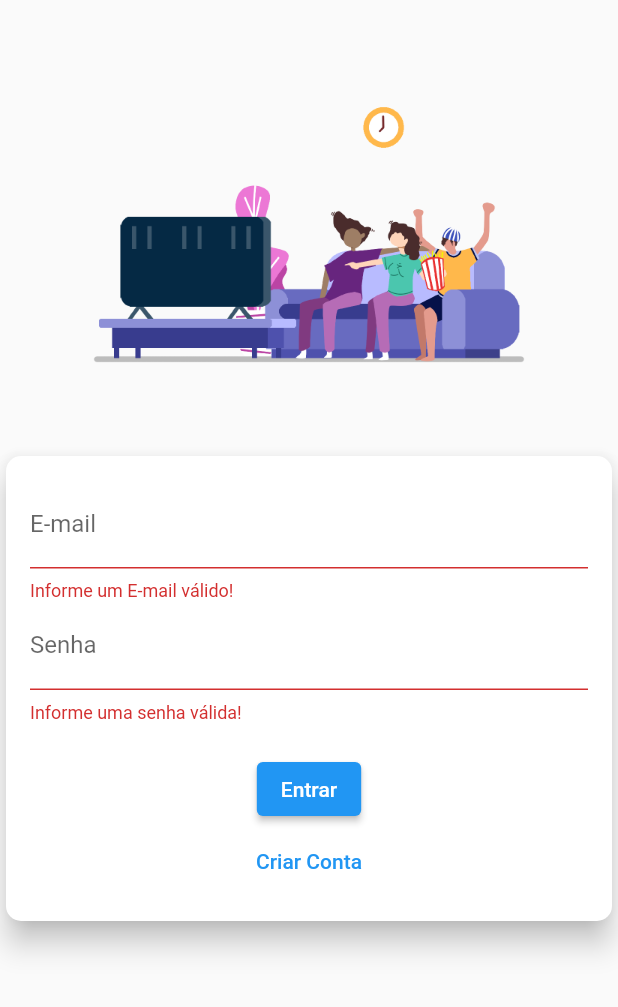
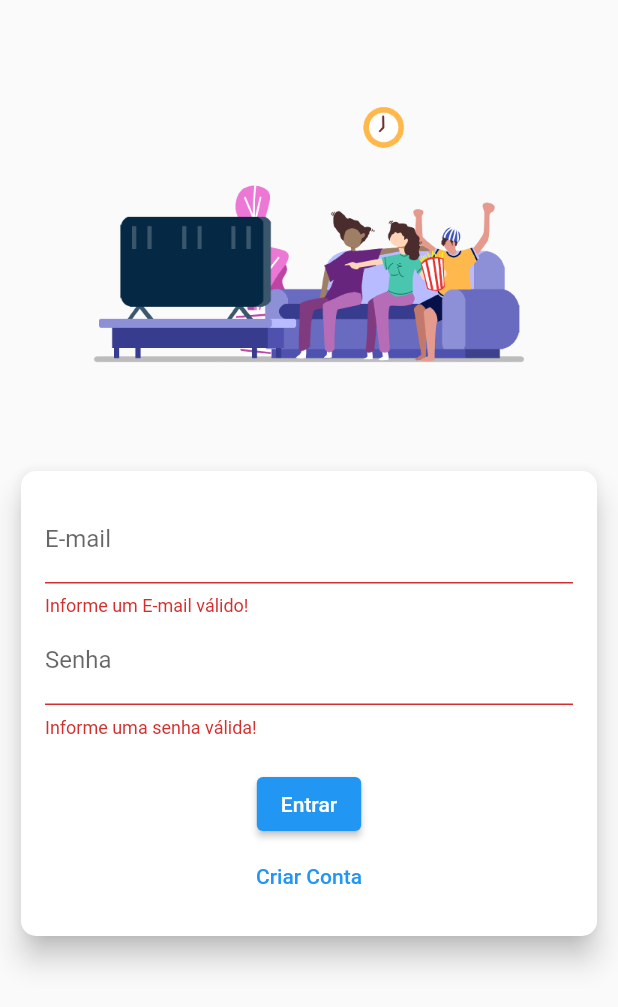
Before and after one commit to andersonsantos6/tv_project, a Flutter app: the screen it shows after launch, after a tap on "Entrar", on a phone screen of 412 x 824 dp. Shown: the top 1007 px of the screen. Run offline on Flutter 3.47's test engine with Material 2 defaults, Android fonts, the phone set to English and light mode, and no system bars; our stand-ins replace video_player; network calls fail.

Commit message:
update widgets

```diff
--- a/lib/src/components/auth_form.dart
+++ b/lib/src/components/auth_form.dart
@@ -3,6 +3,7 @@ import 'package:flutter/material.dart';
 import 'package:flutter/src/foundation/key.dart';
 import 'package:flutter/src/widgets/framework.dart';
 import 'package:provider/provider.dart';
+import 'package:tv_project_beta_01/src/exceptions/auth_exception.dart';
 import 'package:tv_project_beta_01/src/model/auth.dart';
 import 'package:tv_project_beta_01/src/utils/ux_colors.dart';
 
@@ -29,6 +30,20 @@ class _AuthFormState extends State<AuthForm> {
     });
   }
 
+  void _showErrorDialog(String msg) {
+    showDialog(
+        context: context,
+        builder: (context) => AlertDialog(
+              title: Text('Ocorreu um erro.'),
+              content: Text(msg),
+              actions: [
+                TextButton(
+                    onPressed: () => Navigator.of(context).pop(),
+                    child: Text('Fechar'))
+              ],
+            ));
+  }
+
   Future<void> _submit() async {
     final isValid = _formKey.currentState?.validate() ?? false;
     if (!isValid) {
@@ -40,6 +55,7 @@ class _AuthFormState extends State<AuthForm> {
     });
     _formKey.currentState?.save();
     Auth auth = Provider.of(context, listen: false);
+    try {
       if (_isLogin()) {
         await auth.login(
             _authData['email'].toString(), _authData['password'].toString());
@@ -50,6 +66,11 @@ class _AuthFormState extends State<AuthForm> {
       setState(() {
         _isLoading = false;
       });
+    } on AuthException catch (error) {
+      _showErrorDialog(error.toString());
+    } catch (error) {
+      _showErrorDialog('Ocorreu um erro inesperado');
+    }
   }
 
   Map<String, String> _authData = {
@@ -62,7 +83,9 @@ class _AuthFormState extends State<AuthForm> {
   bool _isSignUp() => _authMode == AuthMode.SingUp;
   @override
   Widget build(BuildContext context) {
-    return Card(
+    return Padding(
+      padding: const EdgeInsets.all(10),
+      child: Card(
         shape: RoundedRectangleBorder(borderRadius: BorderRadius.circular(10)),
         elevation: 8,
         child: Container(
@@ -95,7 +118,8 @@ class _AuthFormState extends State<AuthForm> {
                       return null;
                     },
                     controller: _passwordController,
-                  onSaved: (password) => _authData['password'] = password ?? '',
+                    onSaved: (password) =>
+                        _authData['password'] = password ?? '',
                   ),
                   if (_authMode == AuthMode.SingUp)
                     TextFormField(
@@ -121,13 +145,14 @@ class _AuthFormState extends State<AuthForm> {
                           onPressed: _submit,
                           child: Text(_isLogin() ? 'Entrar' : 'Registrar')),
                   TextButton(
-                  child:
-                      Text(_isLogin() ? 'Criar Conta' : 'Ja possui uma Conta?'),
+                    child: Text(
+                        _isLogin() ? 'Criar Conta' : 'Ja possui uma conta?'),
                     onPressed: _switchAuthMode,
                   )
                 ],
               )),
         ),
+      ),
     );
   }
 }
--- /dev/null
+++ b/lib/src/exceptions/auth_exception.dart
@@ -0,0 +1,18 @@
+class AuthException implements Exception {
+  static const Map<String, String> errors = {
+    'EMAIL_EXISTS': 'E-mail já cadastrado.',
+    'OPERATION_NOT_ALLOWED': 'Opera~]ao não permitida!',
+    'TOO_MANY_ATTEMPTS_TRY_LATER':
+        'Acesso bloqueado temporariamente. Tente mais tarde.',
+    'EMAIL_NOT_FOUND': 'E-mail não encontrado.',
+    'INVALID_PASSWORD': 'Senha informda não confere.',
+    'USER_DISABLED': 'A conta do usuário foi desavilitada.',
+  };
+  late final String key;
+
+  AuthException({required this.key});
+  @override
+  String toString() {
+    return errors[key] ?? 'Ocorreu um erro no processo de autenticação.';
+  }
+}
```
Also changed, not shown: lib/src/model/auth.dart (+8 -5 lines). Lines whose indentation alone changed are shown as unchanged.
